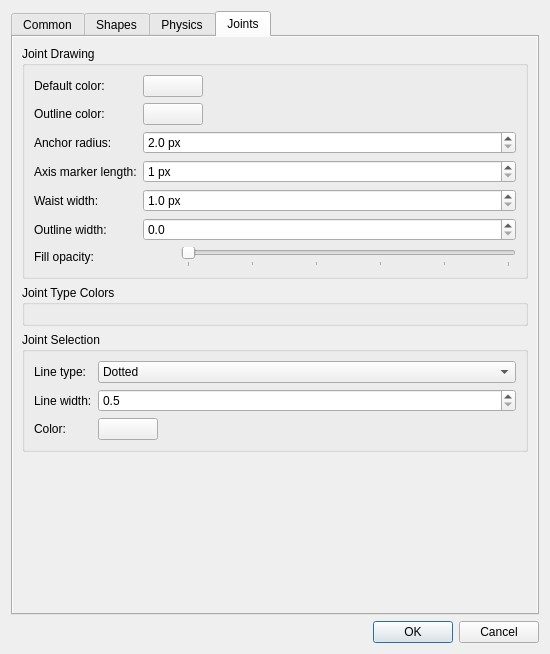
Qt form ui/OptionsDialog.ui (folibis/physalis) before a commit.
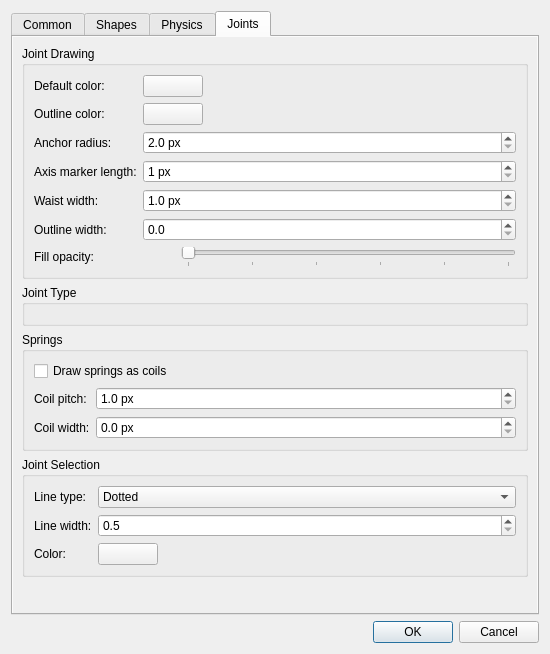
The same form after that commit. The open tabs and pages were chosen to show the change.

```diff
--- a/ui/OptionsDialog.ui
+++ b/ui/OptionsDialog.ui
@@ -1808,11 +1808,88 @@
            <string>One colour and line style per kind of joint. Every engine tags each of its joint types with one of these five, so the same settings hold whichever engine a scene is built for.</string>
           </property>
           <property name="title">
-           <string>Joint Type Colors</string>
+           <string>Joint Type</string>
           </property>
           <layout class="QFormLayout" name="jointTypeColorsGroupForm"/>
          </widget>
         </item>
+        <item>
+         <widget class="QGroupBox" name="springGroup">
+          <property name="toolTip">
+           <string>A joint whose spring is on is drawn as a coil rather than a plain shaft. How many turns it has comes from its rest length, so a long spring has more of them than a short one; from then on they spread as it is stretched and pack together as it is squashed.</string>
+          </property>
+          <property name="title">
+           <string>Springs</string>
+          </property>
+          <layout class="QFormLayout" name="springGroupForm">
+           <item row="0" column="0" colspan="2">
+            <widget class="QCheckBox" name="springsAsCoils">
+             <property name="text">
+              <string>Draw springs as coils</string>
+             </property>
+            </widget>
+           </item>
+           <item row="1" column="0">
+            <widget class="QLabel" name="springPitch_label">
+             <property name="text">
+              <string>Coil pitch:</string>
+             </property>
+            </widget>
+           </item>
+           <item row="1" column="1">
+            <widget class="QDoubleSpinBox" name="springPitch">
+             <property name="toolTip">
+              <string>How much rest length one turn of the coil stands for. Smaller gives a finer spring with more turns.</string>
+             </property>
+             <property name="suffix">
+              <string> px</string>
+             </property>
+             <property name="decimals">
+              <number>1</number>
+             </property>
+             <property name="minimum">
+              <double>1.000000000000000</double>
+             </property>
+             <property name="maximum">
+              <double>500.000000000000000</double>
+             </property>
+             <property name="singleStep">
+              <double>1.000000000000000</double>
+             </property>
+            </widget>
+           </item>
+           <item row="2" column="0">
+            <widget class="QLabel" name="springWidth_label">
+             <property name="text">
+              <string>Coil width:</string>
+             </property>
+            </widget>
+           </item>
+           <item row="2" column="1">
+            <widget class="QDoubleSpinBox" name="springWidth">
+             <property name="toolTip">
+              <string>How far the coil swings to either side of the line between the anchors.</string>
+             </property>
+             <property name="suffix">
+              <string> px</string>
+             </property>
+             <property name="decimals">
+              <number>1</number>
+             </property>
+             <property name="minimum">
+              <double>0.000000000000000</double>
+             </property>
+             <property name="maximum">
+              <double>200.000000000000000</double>
+             </property>
+             <property name="singleStep">
+              <double>1.000000000000000</double>
+             </property>
+            </widget>
+           </item>
+          </layout>
+         </widget>
+        </item>
         <item>
          <widget class="QGroupBox" name="jointSelectionGroup">
           <property name="toolTip">
```
